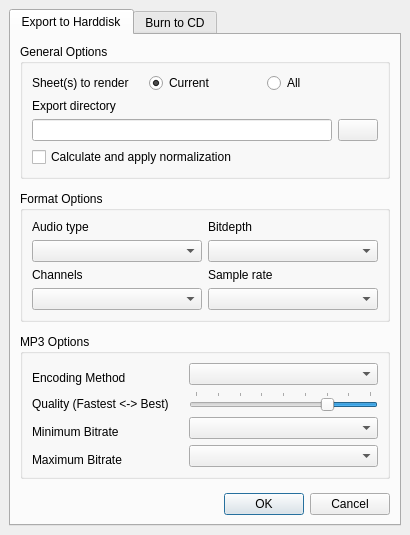
This is src/traverso/ui/ExportWidget.ui in ErwanLegrand/Traverso-DAW as Qt 5 draws it before an edit. The edited form follows.
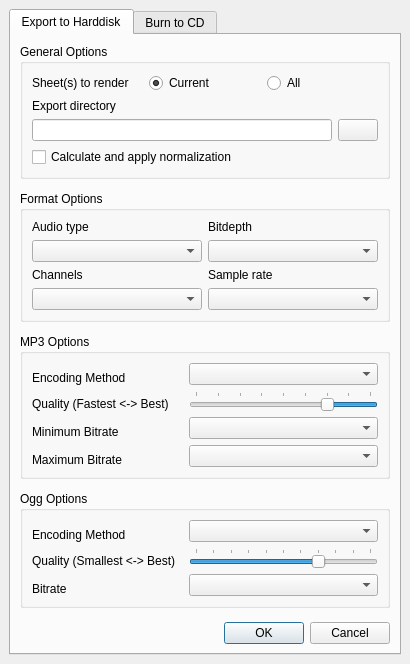
This is the edited form.

Commit message: - Add Ogg encoding - Add ui for ogg export to ExportWidget

Patch:
```diff
--- a/src/traverso/ui/ExportWidget.ui
+++ b/src/traverso/ui/ExportWidget.ui
@@ -22,16 +22,6 @@
    <property name="spacing" >
     <number>6</number>
    </property>
-   <item>
-    <layout class="QVBoxLayout" >
-     <property name="margin" >
-      <number>0</number>
-     </property>
-     <property name="spacing" >
-      <number>6</number>
-     </property>
-    </layout>
-   </item>
    <item>
     <widget class="QTabWidget" name="tabWidget" >
      <property name="enabled" >
@@ -462,6 +452,147 @@
              </layout>
             </widget>
            </item>
+           <item>
+            <widget class="QGroupBox" name="oggOptionsGroupBox" >
+             <property name="sizePolicy" >
+              <sizepolicy>
+               <hsizetype>5</hsizetype>
+               <vsizetype>5</vsizetype>
+               <horstretch>0</horstretch>
+               <verstretch>0</verstretch>
+              </sizepolicy>
+             </property>
+             <property name="title" >
+              <string>Ogg Options</string>
+             </property>
+             <layout class="QGridLayout" >
+              <property name="margin" >
+               <number>9</number>
+              </property>
+              <property name="spacing" >
+               <number>6</number>
+              </property>
+              <item row="2" column="0" >
+               <widget class="QLabel" name="oggBitrateLabel" >
+                <property name="sizePolicy" >
+                 <sizepolicy>
+                  <hsizetype>5</hsizetype>
+                  <vsizetype>5</vsizetype>
+                  <horstretch>4</horstretch>
+                  <verstretch>0</verstretch>
+                 </sizepolicy>
+                </property>
+                <property name="text" >
+                 <string>Bitrate</string>
+                </property>
+                <property name="alignment" >
+                 <set>Qt::AlignBottom|Qt::AlignLeading|Qt::AlignLeft</set>
+                </property>
+               </widget>
+              </item>
+              <item row="2" column="1" >
+               <widget class="QComboBox" name="oggBitrateComboBox" >
+                <property name="sizePolicy" >
+                 <sizepolicy>
+                  <hsizetype>7</hsizetype>
+                  <vsizetype>0</vsizetype>
+                  <horstretch>5</horstretch>
+                  <verstretch>0</verstretch>
+                 </sizepolicy>
+                </property>
+               </widget>
+              </item>
+              <item row="1" column="1" >
+               <widget class="QSlider" name="oggQualitySlider" >
+                <property name="layoutDirection" >
+                 <enum>Qt::LeftToRight</enum>
+                </property>
+                <property name="autoFillBackground" >
+                 <bool>false</bool>
+                </property>
+                <property name="minimum" >
+                 <number>0</number>
+                </property>
+                <property name="maximum" >
+                 <number>10</number>
+                </property>
+                <property name="pageStep" >
+                 <number>1</number>
+                </property>
+                <property name="value" >
+                 <number>7</number>
+                </property>
+                <property name="tracking" >
+                 <bool>true</bool>
+                </property>
+                <property name="orientation" >
+                 <enum>Qt::Horizontal</enum>
+                </property>
+                <property name="invertedAppearance" >
+                 <bool>false</bool>
+                </property>
+                <property name="invertedControls" >
+                 <bool>false</bool>
+                </property>
+                <property name="tickPosition" >
+                 <enum>QSlider::TicksAbove</enum>
+                </property>
+                <property name="tickInterval" >
+                 <number>1</number>
+                </property>
+               </widget>
+              </item>
+              <item row="0" column="1" >
+               <widget class="QComboBox" name="oggMethodComboBox" >
+                <property name="sizePolicy" >
+                 <sizepolicy>
+                  <hsizetype>7</hsizetype>
+                  <vsizetype>0</vsizetype>
+                  <horstretch>5</horstretch>
+                  <verstretch>0</verstretch>
+                 </sizepolicy>
+                </property>
+               </widget>
+              </item>
+              <item row="1" column="0" >
+               <widget class="QLabel" name="oggQualityLabel" >
+                <property name="sizePolicy" >
+                 <sizepolicy>
+                  <hsizetype>5</hsizetype>
+                  <vsizetype>5</vsizetype>
+                  <horstretch>4</horstretch>
+                  <verstretch>0</verstretch>
+                 </sizepolicy>
+                </property>
+                <property name="text" >
+                 <string>Quality (Smallest &lt;-> Best)</string>
+                </property>
+                <property name="alignment" >
+                 <set>Qt::AlignBottom|Qt::AlignLeading|Qt::AlignLeft</set>
+                </property>
+               </widget>
+              </item>
+              <item row="0" column="0" >
+               <widget class="QLabel" name="label_17" >
+                <property name="sizePolicy" >
+                 <sizepolicy>
+                  <hsizetype>5</hsizetype>
+                  <vsizetype>5</vsizetype>
+                  <horstretch>4</horstretch>
+                  <verstretch>0</verstretch>
+                 </sizepolicy>
+                </property>
+                <property name="text" >
+                 <string>Encoding Method</string>
+                </property>
+                <property name="alignment" >
+                 <set>Qt::AlignBottom|Qt::AlignLeading|Qt::AlignLeft</set>
+                </property>
+               </widget>
+              </item>
+             </layout>
+            </widget>
+           </item>
            <item>
             <spacer>
              <property name="orientation" >
```
The commit also changes 8 other files.
